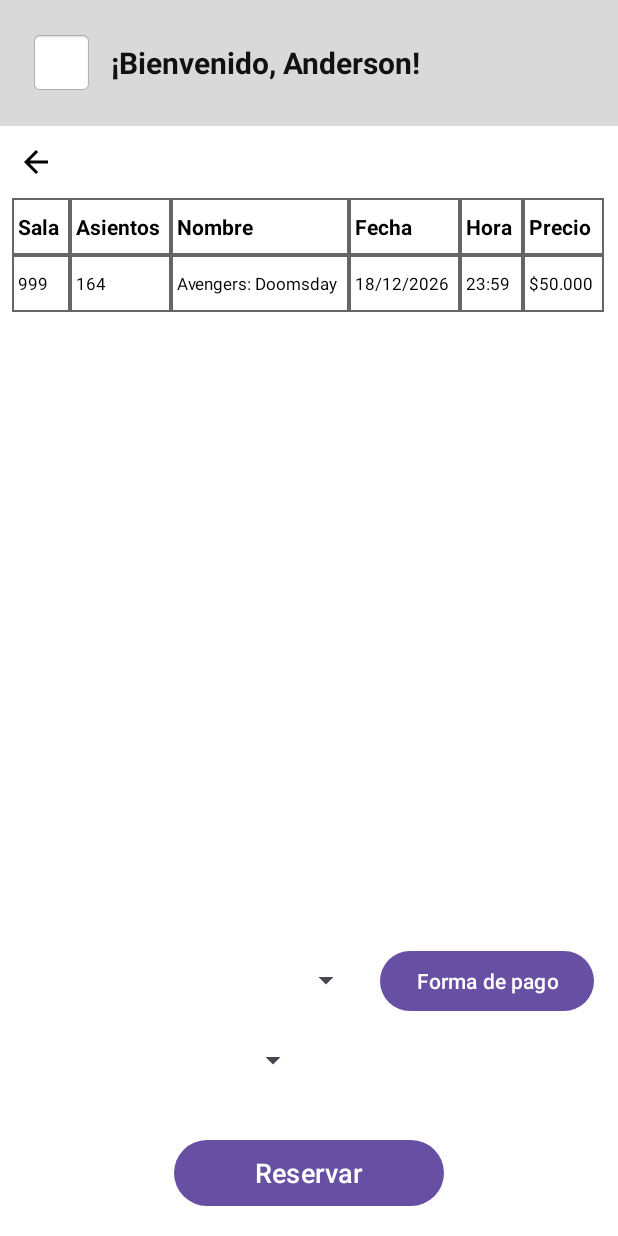
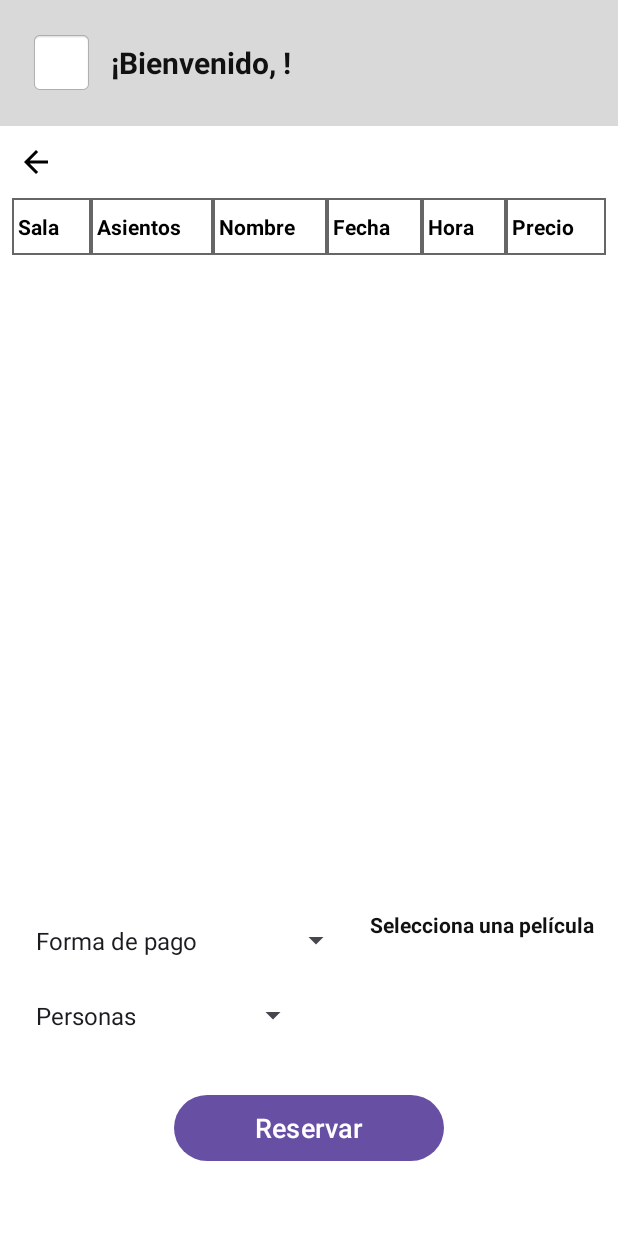
Before and after one commit to Sakrifit/ProyectoFinalKotlinUPB, an Android app: the InterfazUsuario screen opened directly, with no data from a screen before it, on a phone screen of 412 x 824 dp. Run offline under Robolectric (Android 15) with nearby library versions, the phone set to English and light mode, and no system bars; our stand-ins replace Firebase (no records; nobody signed in at launch, a user with empty details on screens opened directly).

Commit message:
Prototipo de la interfaz de usuario

```diff
--- a/app/src/main/java/com/example/proyectofinal/InterfazUsuario.kt
+++ b/app/src/main/java/com/example/proyectofinal/InterfazUsuario.kt
@@ -1,43 +1,384 @@
 package com.example.proyectofinal
 
 import android.content.Intent
+import android.graphics.Color
 import android.os.Bundle
+import android.view.Gravity
+import android.view.View
+import android.widget.AdapterView
+import android.widget.ArrayAdapter
 import android.widget.Button
-import android.widget.EditText
 import android.widget.ImageButton
+import android.widget.Spinner
+import android.widget.TableLayout
+import android.widget.TableRow
 import android.widget.TextView
+import android.widget.Toast
 import androidx.activity.enableEdgeToEdge
 import androidx.appcompat.app.AppCompatActivity
 import androidx.core.view.ViewCompat
 import androidx.core.view.WindowInsetsCompat
-import com.google.firebase.Firebase
 import com.google.firebase.auth.FirebaseAuth
-import com.google.firebase.database.database
+import com.google.firebase.database.DataSnapshot
+import com.google.firebase.database.DatabaseError
+import com.google.firebase.database.FirebaseDatabase
+import com.google.firebase.database.MutableData
+import com.google.firebase.database.Transaction
+import com.google.firebase.database.ValueEventListener
+import java.text.NumberFormat
+import java.util.Locale
+
+data class FilmeItem(
+    val id: String = "",
+    val asientos: Int = 0,
+    val fecha: String = "",
+    val hora: String = "",
+    val nombre: String = "",
+    val precio: Double = 0.0,
+    val sala: Int = 0
+)
+
+data class PagoRegistro(
+    val uid: String = "",
+    val usuario: String = "",
+    val personas: Int = 0,
+    val fecha: String = "",
+    val hora: String = "",
+    val cuenta: Double = 0.0,
+    val sala: Int = 0
+)
 
 class InterfazUsuario : AppCompatActivity() {
 
-    // Conexión con Firebase
-    private val auth = FirebaseAuth.getInstance()
-    private val db = Firebase.database.reference
-    val uid = FirebaseAuth.getInstance().currentUser?.uid
+    private lateinit var auth: FirebaseAuth
+    private val db = FirebaseDatabase.getInstance().reference
+
+    private lateinit var tvBienvenida: TextView
+    private lateinit var btnVolver: ImageButton
+    private lateinit var tablaReservas: TableLayout
+    private lateinit var spinnerFormaDePago: Spinner
+    private lateinit var tvPeliculaSeleccionada: TextView
+    private lateinit var tvPrecioBase: TextView
+    private lateinit var spinnerPersonas: Spinner
+    private lateinit var btnReservar: Button
+    private lateinit var tvEstado: TextView
+
+    private val listaFilmes = mutableListOf<FilmeItem>()
+    private var peliculaSeleccionada: FilmeItem? = null
+    private var nombreUsuarioActual: String = "Usuario"
+
+    private var formaPagoSeleccionada: String? = null
+    private var descuentoPago: Double = 0.0
+
+    private val formatoMoneda = NumberFormat.getCurrencyInstance(Locale("es", "CO")).apply {
+        maximumFractionDigits = 0
+    }
 
     override fun onCreate(savedInstanceState: Bundle?) {
         super.onCreate(savedInstanceState)
         enableEdgeToEdge()
         setContentView(R.layout.activity_interfaz_usuario)
+
         ViewCompat.setOnApplyWindowInsetsListener(findViewById(R.id.main)) { v, insets ->
             val systemBars = insets.getInsets(WindowInsetsCompat.Type.systemBars())
             v.setPadding(systemBars.left, systemBars.top, systemBars.right, systemBars.bottom)
             insets
         }
-        // Enlazar las vistas del diseño
-        val btnVolver = findViewById<ImageButton>(R.id.btnVolver)
-        // volver a iniciar sesion
+
+        auth = FirebaseAuth.getInstance()
+
+        tvBienvenida = findViewById(R.id.tvBienvenida)
+        btnVolver = findViewById(R.id.btnVolver)
+        tablaReservas = findViewById(R.id.tablaReservas)
+        spinnerFormaDePago = findViewById(R.id.spinnerFormaDePago)
+        tvPeliculaSeleccionada = findViewById(R.id.tvPeliculaSeleccionada)
+        tvPrecioBase = findViewById(R.id.tvPrecioBase)
+        spinnerPersonas = findViewById(R.id.spinnerPersonas)
+        btnReservar = findViewById(R.id.btnReservar)
+        tvEstado = findViewById(R.id.tvEstado)
+
+        tvEstado.text = ""
+        limpiarSeleccionPelicula()
+        configurarSpinnerFormaPago()
+        configurarSpinnerPersonas()
+        cargarNombreUsuario()
+        escucharFilmes()
+
         btnVolver.setOnClickListener {
             auth.signOut()
             val intent = Intent(this, MainActivity::class.java)
             startActivity(intent)
             finish()
         }
+
+        btnReservar.setOnClickListener {
+            procesarReserva()
+        }
+    }
+
+    private fun configurarSpinnerFormaPago() {
+        val opcionesPago = listOf(
+            "Forma de pago",
+            "Efectivo (Precio completo)",
+            "Tarjeta (10% desc.)",
+            "Tarjeta premium (30% desc.)"
+        )
+
+        val adapter = ArrayAdapter(this, android.R.layout.simple_spinner_item, opcionesPago)
+        adapter.setDropDownViewResource(android.R.layout.simple_spinner_dropdown_item)
+        spinnerFormaDePago.adapter = adapter
+
+        spinnerFormaDePago.onItemSelectedListener = object : AdapterView.OnItemSelectedListener {
+            override fun onItemSelected(
+                parent: AdapterView<*>?,
+                view: View?,
+                position: Int,
+                id: Long
+            ) {
+                when (position) {
+                    1 -> {
+                        formaPagoSeleccionada = "Efectivo"
+                        descuentoPago = 0.0
+                    }
+                    2 -> {
+                        formaPagoSeleccionada = "Tarjeta"
+                        descuentoPago = 0.10
+                    }
+                    3 -> {
+                        formaPagoSeleccionada = "Tarjeta premium"
+                        descuentoPago = 0.30
+                    }
+                    else -> {
+                        formaPagoSeleccionada = null
+                        descuentoPago = 0.0
+                    }
+                }
+            }
+
+            override fun onNothingSelected(parent: AdapterView<*>?) {
+                formaPagoSeleccionada = null
+                descuentoPago = 0.0
+            }
+        }
+    }
+
+    private fun configurarSpinnerPersonas() {
+        val cantidades = listOf("Personas") + (1..10).map { it.toString() }
+        val adapter = ArrayAdapter(this, android.R.layout.simple_spinner_item, cantidades)
+        adapter.setDropDownViewResource(android.R.layout.simple_spinner_dropdown_item)
+        spinnerPersonas.adapter = adapter
+    }
+
+    private fun seleccionarPelicula(filme: FilmeItem) {
+        peliculaSeleccionada = filme
+        tvPeliculaSeleccionada.text = filme.nombre
+        tvPrecioBase.text = "Precio base: ${formatoMoneda.format(filme.precio)}"
+        actualizarTablaFilmes()
+    }
+
+    private fun limpiarSeleccionPelicula() {
+        peliculaSeleccionada = null
+        tvPeliculaSeleccionada.text = "Selecciona una película"
+        tvPrecioBase.text = ""
+        actualizarTablaFilmes()
+    }
+
+    private fun cargarNombreUsuario() {
+        val user = auth.currentUser
+        if (user == null) {
+            tvBienvenida.text = "¡Bienvenido!"
+            return
+        }
+
+        nombreUsuarioActual = user.displayName?.takeIf { it.isNotBlank() }
+            ?: user.email?.substringBefore("@")
+                    ?: "Usuario"
+        tvBienvenida.text = "¡Bienvenido, $nombreUsuarioActual!"
+
+        db.child("usuarios").child(user.uid).child("nombre").get()
+            .addOnSuccessListener { snap ->
+                val nombreDb = snap.getValue(String::class.java)
+                if (!nombreDb.isNullOrBlank()) {
+                    nombreUsuarioActual = nombreDb
+                    tvBienvenida.text = "¡Bienvenido, $nombreUsuarioActual!"
+                }
+            }
+    }
+
+    private fun escucharFilmes() {
+        db.child("filmes").addValueEventListener(object : ValueEventListener {
+            override fun onDataChange(snapshot: DataSnapshot) {
+                listaFilmes.clear()
+
+                for (hijo in snapshot.children) {
+                    val id = hijo.key ?: continue
+                    val nombre = hijo.child("nombre").getValue(String::class.java) ?: "Sin nombre"
+                    val fecha = hijo.child("fecha").getValue(String::class.java) ?: ""
+                    val hora = hijo.child("hora").getValue(String::class.java) ?: ""
+                    val sala = hijo.child("sala").getValue(Int::class.java) ?: 0
+                    val asientos = hijo.child("asientos").getValue(Int::class.java) ?: 0
+                    val precio = when (val rawPrecio = hijo.child("precio").value) {
+                        is Long -> rawPrecio.toDouble()
+                        is Double -> rawPrecio
+                        is Int -> rawPrecio.toDouble()
+                        else -> 0.0
+                    }
+
+                    listaFilmes.add(
+                        FilmeItem(
+                            id = id,
+                            asientos = asientos,
+                            fecha = fecha,
+                            hora = hora,
+                            nombre = nombre,
+                            precio = precio,
+                            sala = sala
+                        )
+                    )
+                }
+
+                // Mantiene sincronizada la película seleccionada si sigue existiendo
+                peliculaSeleccionada?.let { actual ->
+                    val actualizada = listaFilmes.find { it.id == actual.id }
+                    if (actualizada != null) {
+                        peliculaSeleccionada = actualizada
+                        tvPeliculaSeleccionada.text = actualizada.nombre
+                        tvPrecioBase.text = "Precio base: ${formatoMoneda.format(actualizada.precio)}"
+                    } else {
+                        peliculaSeleccionada = null
+                        tvPeliculaSeleccionada.text = "Selecciona una película"
+                        tvPrecioBase.text = ""
+                    }
+                }
+
+                actualizarTablaFilmes()
+            }
+
+            override fun onCancelled(error: DatabaseError) {
+                Toast.makeText(
+                    this@InterfazUsuario,
+                    "Error al cargar filmes: ${error.message}",
+                    Toast.LENGTH_SHORT
+                ).show()
+            }
+        })
+    }
+
+    private fun actualizarTablaFilmes() {
+        val totalFilas = tablaReservas.childCount
+        if (totalFilas > 1) {
+            tablaReservas.removeViews(1, totalFilas - 1)
+        }
+
+        for (filme in listaFilmes) {
+            val fila = TableRow(this)
+            val esSeleccionada = peliculaSeleccionada?.id == filme.id
+            fila.setBackgroundColor(if (esSeleccionada) Color.parseColor("#E3ECFF") else Color.WHITE)
+
+            fila.addView(crearCelda(filme.sala.toString()))
+            fila.addView(crearCelda(filme.asientos.toString()))
+            fila.addView(crearCelda(filme.nombre))
+            fila.addView(crearCelda(filme.fecha))
+            fila.addView(crearCelda(filme.hora))
+            fila.addView(crearCelda(formatoMoneda.format(filme.precio)))
+
+            fila.setOnClickListener {
+                seleccionarPelicula(filme)
+            }
+
+            tablaReservas.addView(fila)
+        }
+    }
+
+    private fun crearCelda(texto: String): TextView {
+        return TextView(this).apply {
+            setTextAppearance(R.style.TablaCelda)
+            text = texto
+            gravity = Gravity.CENTER
+            setPadding(8, 12, 8, 12)
+        }
+    }
+
+    private fun procesarReserva() {
+        val user = auth.currentUser
+        if (user == null) {
+            tvEstado.setTextColor(Color.parseColor("#B00020"))
+            tvEstado.text = "Debes iniciar sesión para reservar."
+            return
+        }
+
+        val filmeActual = peliculaSeleccionada
+        val pagoElegido = formaPagoSeleccionada
+        val personasElegidas = spinnerPersonas.selectedItem?.toString()?.toIntOrNull()
+
+        if (filmeActual == null || pagoElegido == null || personasElegidas == null) {
+            tvEstado.setTextColor(Color.parseColor("#B00020"))
+            tvEstado.text = "Se deben rellenar todos los campos."
+            return
+        }
+
+        if (filmeActual.asientos < personasElegidas) {
+            tvEstado.setTextColor(Color.parseColor("#B00020"))
+            tvEstado.text = "No hay asientos disponibles para $personasElegidas persona(s)."
+            return
+        }
+
+        val totalPagar = (filmeActual.precio * personasElegidas) * (1.0 - descuentoPago)
+        val filmeAsientosRef = db.child("filmes").child(filmeActual.id).child("asientos")
+
+        filmeAsientosRef.runTransaction(object : Transaction.Handler {
+            override fun doTransaction(currentData: MutableData): Transaction.Result {
+                val asientosActuales = currentData.getValue(Int::class.java)
+                    ?: return Transaction.success(currentData)
+
+                if (asientosActuales < personasElegidas) {
+                    return Transaction.abort()
+                }
+
+                currentData.value = asientosActuales - personasElegidas
+                return Transaction.success(currentData)
+            }
+
+            override fun onComplete(
+                error: DatabaseError?,
+                committed: Boolean,
+                currentData: DataSnapshot?
+            ) {
+                if (error != null) {
+                    tvEstado.setTextColor(Color.parseColor("#B00020"))
+                    tvEstado.text = "Error al reservar: ${error.message}"
+                    return
+                }
+
+                if (!committed) {
+                    tvEstado.setTextColor(Color.parseColor("#B00020"))
+                    tvEstado.text = "No hay asientos disponibles para $personasElegidas persona(s)."
+                    return
+                }
+
+                val pago = PagoRegistro(
+                    uid = user.uid,
+                    usuario = nombreUsuarioActual,
+                    personas = personasElegidas,
+                    fecha = filmeActual.fecha,
+                    hora = filmeActual.hora,
+                    cuenta = totalPagar,
+                    sala = filmeActual.sala
+                )
+
+                db.child("pagos").push().setValue(pago)
+                    .addOnSuccessListener {
+                        tvEstado.setTextColor(Color.parseColor("#1B5E20"))
+                        tvEstado.text = "Reserva exitosa. Total: ${formatoMoneda.format(totalPagar)}"
+                        limpiarSeleccionPelicula()
+                        spinnerFormaDePago.setSelection(0)
+                        spinnerPersonas.setSelection(0)
+                    }
+                    .addOnFailureListener { e ->
+                        tvEstado.setTextColor(Color.parseColor("#B00020"))
+                        tvEstado.text = "Asientos descontados, pero falló guardar el pago: ${e.message}"
+                    }
+            }
+        })
     }
 }
--- a/app/src/main/res/layout/activity_interfaz_usuario.xml
+++ b/app/src/main/res/layout/activity_interfaz_usuario.xml
@@ -3,36 +3,37 @@
     android:id="@+id/main"
     android:layout_width="match_parent"
     android:layout_height="match_parent"
-    android:orientation="vertical"
-    android:background="#FFFFFF">
+    android:background="#FFFFFF"
+    android:orientation="vertical">
 
     <!-- Encabezado -->
     <LinearLayout
         android:layout_width="match_parent"
         android:layout_height="84dp"
+        android:background="#D9D9D9"
         android:gravity="center_vertical"
         android:orientation="horizontal"
         android:paddingStart="20dp"
-        android:paddingEnd="16dp"
-        android:background="#D9D9D9">
+        android:paddingEnd="16dp">
 
         <TextView
             android:layout_width="42dp"
             android:layout_height="42dp"
+            android:background="@android:drawable/editbox_background"
             android:gravity="center"
             android:text=" "
             android:textColor="#333333"
-            android:textSize="28sp"
-            android:background="@android:drawable/editbox_background" />
+            android:textSize="28sp" />
 
         <TextView
+            android:id="@+id/tvBienvenida"
             android:layout_width="wrap_content"
             android:layout_height="wrap_content"
             android:layout_marginStart="12dp"
-            android:text="¡Bienvenido, Anderson!"
+            android:text="¡Bienvenido!"
             android:textColor="#111111"
-            android:textStyle="bold"
-            android:textSize="20sp" />
+            android:textSize="20sp"
+            android:textStyle="bold" />
     </LinearLayout>
 
     <ImageButton
@@ -44,22 +45,22 @@
         android:scaleType="centerInside"
         android:src="@drawable/ic_arrow_back" />
 
-    <!-- Tabla de reservas -->
+    <!-- Tabla de filmes -->
     <HorizontalScrollView
         android:layout_width="match_parent"
         android:layout_height="0dp"
+        android:layout_marginHorizontal="8dp"
         android:layout_weight="1"
-        android:layout_marginHorizontal="8dp"
         android:fillViewport="true"
         android:scrollbars="horizontal">
 
         <TableLayout
             android:id="@+id/tablaReservas"
             android:layout_width="match_parent"
-            android:layout_height="match_parent"
-            android:stretchColumns="*"
+            android:layout_height="wrap_content"
+            android:background="#FFFFFF"
             android:shrinkColumns="*"
-            android:background="#FFFFFF">
+            android:stretchColumns="*">
 
             <TableRow android:background="#FFFFFF">
                 <TextView style="@style/TablaEncabezado" android:text="Sala" />
@@ -68,14 +69,6 @@
                 <TextView style="@style/TablaEncabezado" android:text="Fecha" />
                 <TextView style="@style/TablaEncabezado" android:text="Hora" />
                 <TextView style="@style/TablaEncabezado" android:text="Precio" />
-            </TableRow>
-            <TableRow>
-                <TextView style="@style/TablaCelda" android:text="999" />
-                <TextView style="@style/TablaCelda" android:text="164" />
-                <TextView style="@style/TablaCelda" android:text="Avengers: Doomsday" />
-                <TextView style="@style/TablaCelda" android:text="18/12/2026" />
-                <TextView style="@style/TablaCelda" android:text="23:59" />
-                <TextView style="@style/TablaCelda" android:text="$50.000" />
             </TableRow>
         </TableLayout>
     </HorizontalScrollView>
@@ -95,27 +88,40 @@
             android:orientation="horizontal">
 
             <Spinner
-                android:id="@+id/spinnerPelicula"
+                android:id="@+id/spinnerFormaDePago"
                 android:layout_width="0dp"
                 android:layout_height="42dp"
-                android:layout_weight="1"/>
-                <!--android:prompt="Nombre de la película" -->
+                android:layout_weight="1" />
 
-            <Button
-                android:id="@+id/btnFormaPago"
+            <LinearLayout
                 android:layout_width="wrap_content"
                 android:layout_height="wrap_content"
                 android:layout_marginStart="12dp"
-                android:text="Forma de pago"
-                android:textAllCaps="false" />
+                android:orientation="vertical">
+
+                <TextView
+                    android:id="@+id/tvPeliculaSeleccionada"
+                    android:layout_width="wrap_content"
+                    android:layout_height="wrap_content"
+                    android:text="Selecciona una película"
+                    android:textColor="#111111"
+                    android:textStyle="bold" />
+
+                <TextView
+                    android:id="@+id/tvPrecioBase"
+                    android:layout_width="wrap_content"
+                    android:layout_height="wrap_content"
+                    android:layout_marginTop="2dp"
+                    android:text=""
+                    android:textColor="#444444" />
+            </LinearLayout>
         </LinearLayout>
 
         <Spinner
             android:id="@+id/spinnerPersonas"
             android:layout_width="190dp"
             android:layout_height="42dp"
-            android:layout_marginTop="8dp"/>
-            <!--android:prompt="Cantidad de personas" -->
+            android:layout_marginTop="8dp" />
 
         <Button
             android:id="@+id/btnReservar"
@@ -126,5 +132,15 @@
             android:text="Reservar"
             android:textAllCaps="false"
             android:textSize="18sp" />
+
+        <TextView
+            android:id="@+id/tvEstado"
+            android:layout_width="wrap_content"
+            android:layout_height="wrap_content"
+            android:layout_gravity="center_horizontal"
+            android:layout_marginTop="8dp"
+            android:gravity="center"
+            android:text=""
+            android:textSize="16sp" />
     </LinearLayout>
 </LinearLayout>
```
